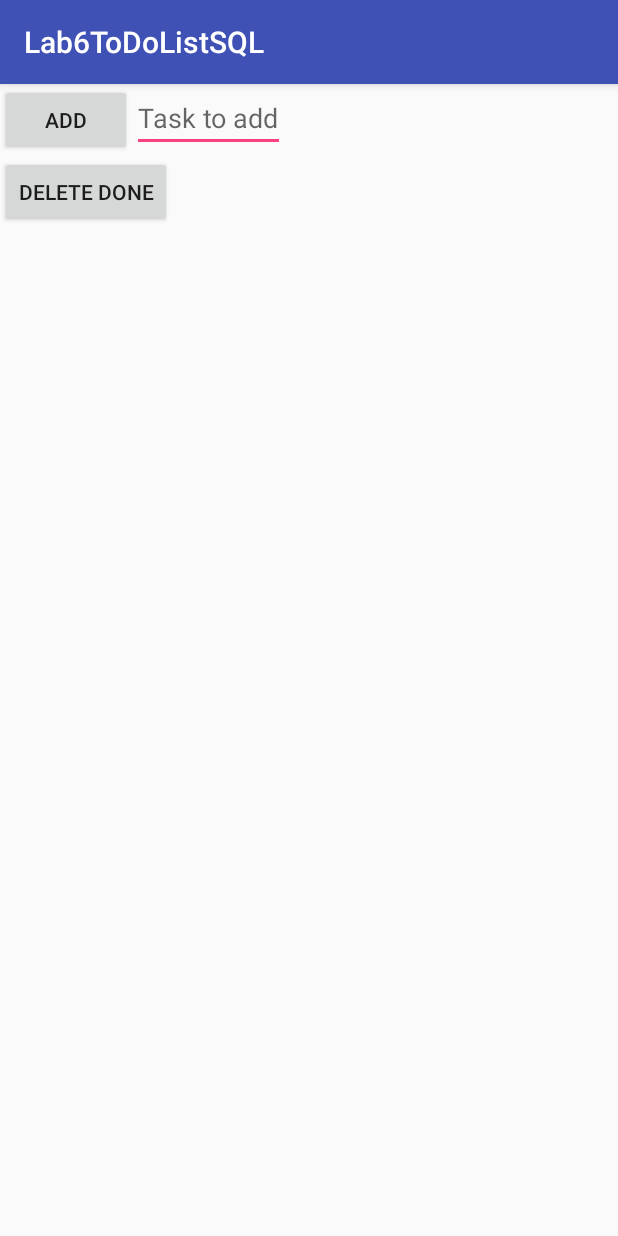
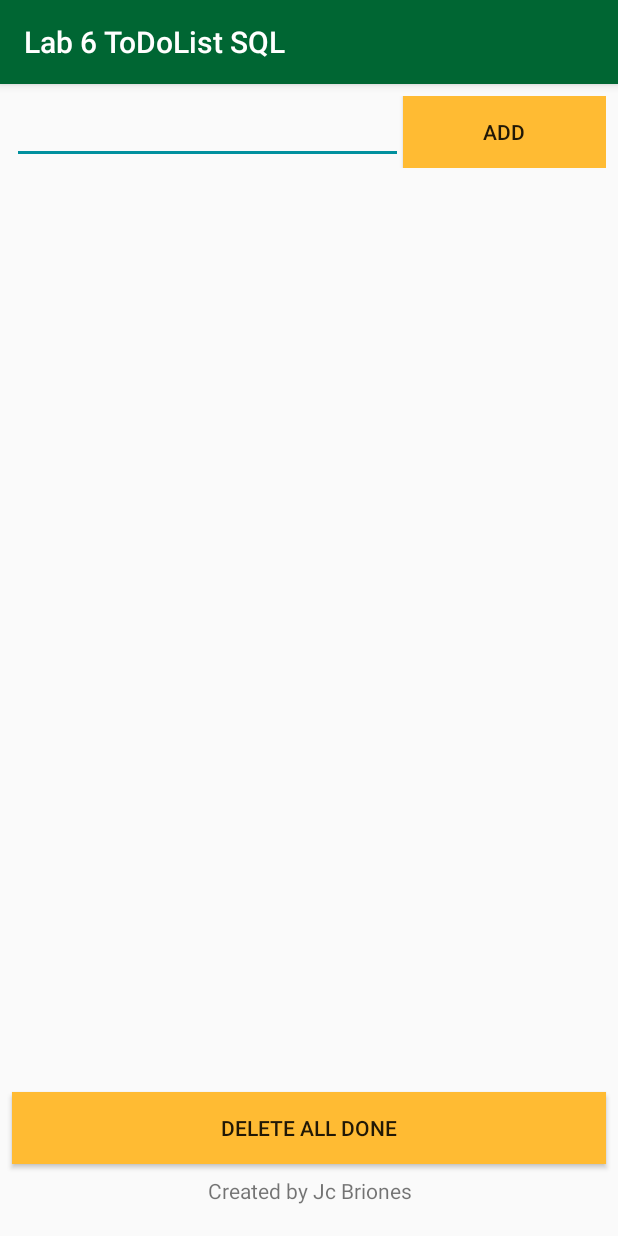
Before and after one commit to jcbriones/AndroidProjects, an Android app: the screen it shows after launch (MainActivity), on a phone screen of 412 x 824 dp. Run offline under Robolectric (Android 15) with nearby library versions, the phone set to English and light mode, and no system bars.

Commit message:
Lab 6 Finish

```diff
--- a/Lab6ToDoListSQL/app/src/main/java/com/jcbriones/gmu/lab6todolistsql/DatabaseOpenHelper.java
+++ b/Lab6ToDoListSQL/app/src/main/java/com/jcbriones/gmu/lab6todolistsql/DatabaseOpenHelper.java
@@ -7,6 +7,7 @@ import android.database.sqlite.SQLiteOpenHelper;
 
 /**
  * Created by white on 10/12/2017.
+ * Modified by jbrione3 on 10/22/2017.
  */
 
 public class DatabaseOpenHelper extends SQLiteOpenHelper {
--- a/Lab6ToDoListSQL/app/src/main/res/layout/activity_main.xml
+++ b/Lab6ToDoListSQL/app/src/main/res/layout/activity_main.xml
@@ -1,34 +1,85 @@
 <?xml version="1.0" encoding="utf-8"?>
-<LinearLayout xmlns:android="http://schemas.android.com/apk/res/android"
+<android.support.constraint.ConstraintLayout xmlns:android="http://schemas.android.com/apk/res/android"
     xmlns:app="http://schemas.android.com/apk/res-auto"
     xmlns:tools="http://schemas.android.com/tools"
-    android:orientation = "vertical"
     android:layout_width="match_parent"
     android:layout_height="match_parent"
     tools:context="com.jcbriones.gmu.lab6todolistsql.MainActivity">
+
+    <TextView
+        android:id="@+id/textView"
+        android:layout_width="368dp"
+        android:layout_height="wrap_content"
+        android:layout_marginBottom="8dp"
+        android:layout_marginEnd="8dp"
+        android:layout_marginLeft="8dp"
+        android:layout_marginRight="8dp"
+        android:layout_marginStart="8dp"
+        android:gravity="center"
+        android:text="Created by Jc Briones"
+        app:layout_constraintBottom_toBottomOf="parent"
+        app:layout_constraintLeft_toLeftOf="parent"
+        app:layout_constraintRight_toRightOf="parent"
+        app:layout_constraintTop_toTopOf="parent"
+        app:layout_constraintVertical_bias="0.983" />
+
+    <Button
+        android:background="#FFFFBB33"
+        android:id="@+id/buttonDeleteAllDone"
+        android:layout_width="0dp"
+        android:layout_height="wrap_content"
+        android:layout_marginBottom="8dp"
+        android:layout_marginEnd="8dp"
+        android:layout_marginLeft="8dp"
+        android:layout_marginRight="8dp"
+        android:layout_marginStart="8dp"
+        android:onClick="buttonDeleteAllDone"
+        android:text="Delete All Done"
+        app:layout_constraintBottom_toTopOf="@+id/textView"
+        app:layout_constraintLeft_toLeftOf="parent"
+        app:layout_constraintRight_toRightOf="parent" />
+
     <LinearLayout
-        android:layout_width="match_parent"
+        android:id="@+id/linearLayout"
+        android:layout_width="0dp"
         android:layout_height="wrap_content"
-        android:orientation="horizontal">
-        <Button
+        android:layout_marginEnd="8dp"
+        android:layout_marginLeft="8dp"
+        android:layout_marginRight="8dp"
+        android:layout_marginStart="8dp"
+        android:layout_marginTop="8dp"
+        android:orientation="horizontal"
+        app:layout_constraintLeft_toLeftOf="parent"
+        app:layout_constraintRight_toRightOf="parent"
+        app:layout_constraintTop_toTopOf="parent">
+
+        <EditText
+            android:id="@+id/inputText"
             android:layout_width="wrap_content"
             android:layout_height="wrap_content"
-            android:text="Add"  android:onClick="addElem"/>
-        <EditText
+            android:layout_weight="1"
+            android:ems="10"
+            android:inputType="textPersonName" />
+
+        <Button
+            android:id="@+id/buttonAdd"
             android:layout_width="wrap_content"
             android:layout_height="wrap_content"
-            android:hint="Task to add"
-            android:id="@+id/input"/>
+            android:layout_weight="1"
+            android:background="#FFFFBB33"
+            android:onClick="buttonAdd"
+            android:text="Add" />
     </LinearLayout>
-    <Button
-        android:layout_width="wrap_content"
-        android:layout_height="wrap_content"
-        android:text="Delete done"  android:onClick="deleteDone"/>
+
     <ListView
-        android:layout_width="match_parent"
-        android:layout_height="wrap_content"
-        android:id = "@+id/mylist"
+        android:id="@+id/toDoList"
+        android:layout_width="0dp"
+        android:layout_height="0dp"
+        android:layout_marginBottom="8dp"
+        android:layout_marginTop="8dp"
+        app:layout_constraintBottom_toTopOf="@+id/buttonDeleteAllDone"
+        app:layout_constraintLeft_toLeftOf="parent"
+        app:layout_constraintRight_toRightOf="parent"
+        app:layout_constraintTop_toBottomOf="@+id/linearLayout" />
 
-        />
-
-</LinearLayout>
+</android.support.constraint.ConstraintLayout>
--- a/Lab6ToDoListSQL/app/src/main/res/values/colors.xml
+++ b/Lab6ToDoListSQL/app/src/main/res/values/colors.xml
@@ -1,6 +1,6 @@
 <?xml version="1.0" encoding="utf-8"?>
 <resources>
-    <color name="colorPrimary">#3F51B5</color>
-    <color name="colorPrimaryDark">#303F9F</color>
-    <color name="colorAccent">#FF4081</color>
+    <color name="colorPrimary">#006633</color>
+    <color name="colorPrimaryDark">#007B7C</color>
+    <color name="colorAccent">#00909E</color>
 </resources>
--- a/Lab6ToDoListSQL/app/src/main/res/values/strings.xml
+++ b/Lab6ToDoListSQL/app/src/main/res/values/strings.xml
@@ -1,3 +1,3 @@
 <resources>
-    <string name="app_name">Lab6ToDoListSQL</string>
+    <string name="app_name">Lab 6 ToDoList SQL</string>
 </resources>
```
Also changed, not shown: Lab6ToDoListSQL/app/src/main/java/com/jcbriones/gmu/lab6todolistsql/MainActivity.java (+61 -19 lines).
